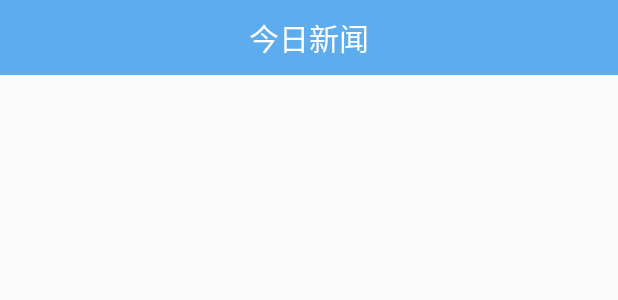
After one commit to zhangpengfei12/NBA-MVC, an Android app: the layout zhihu_daily_layout.xml on its own in the app's theme, with its tools: preview values and no code run, on a phone screen of 412 x 824 dp. The commit adds this screen. Shown: the top 300 px of the screen. Run offline under Robolectric (Android 15) with nearby library versions, the phone set to English and light mode, and no system bars.

Commit message:
完成知乎日报页面

```diff
--- a/app/src/main/AndroidManifest.xml
+++ b/app/src/main/AndroidManifest.xml
@@ -16,6 +16,7 @@
             </intent-filter>
         </activity>
         <activity android:name=".NbaActivity"/>
+        <activity android:name=".ZhihuActivity"/>
     </application>
     <uses-permission   android:name ="android.permission.INTERNET"  />
 
--- a/app/src/main/java/com/example/user/chestbox/MainActivity.java
+++ b/app/src/main/java/com/example/user/chestbox/MainActivity.java
@@ -47,11 +47,11 @@ public class MainActivity extends Activity {
                     case 0:
                         Intent intent = new Intent(MainActivity.this,NbaActivity.class);
                         startActivity(intent);
-                        Toast.makeText(MainActivity.this,"NBA",Toast.LENGTH_SHORT).show();
                         break;
 
                     case 1:
-                        Toast.makeText(MainActivity.this,"尚未实现，没有接口",Toast.LENGTH_SHORT).show();
+                        Intent zhihu_intent = new Intent(MainActivity.this,ZhihuActivity.class);
+                        startActivity(zhihu_intent);
                         break;
 
                     case 2:
@@ -81,7 +81,7 @@ public class MainActivity extends Activity {
         list.add(map);
 
         map = new HashMap<String, Object>();
-        map.put("title","知乎");
+        map.put("title","知乎日报");
         map.put("introduction","与世界分享你的知识、经验和见解");
         map.put("logo",R.drawable.zhihu_logo);
         list.add(map);
--- /dev/null
+++ b/app/src/main/res/layout/zhihu_daily_layout.xml
@@ -0,0 +1,24 @@
+<?xml version="1.0" encoding="utf-8"?>
+<LinearLayout xmlns:android="http://schemas.android.com/apk/res/android"
+    android:layout_width="match_parent"
+    android:layout_height="match_parent"
+    android:orientation="vertical">
+
+    <TextView
+        android:id="@+id/zhihu_msg_title"
+        android:layout_width="match_parent"
+        android:gravity="center"
+        android:layout_height="50dp"
+        android:text="今日新闻"
+        android:textColor="#FFFFFFFF"
+        android:textSize="20sp"
+        android:background="#5CACEE"/>
+
+    <ListView
+        android:id="@+id/zhihu_msg_list"
+        android:layout_width="match_parent"
+        android:layout_height="wrap_content">
+
+    </ListView>
+
+</LinearLayout>
```
Also changed, not shown: app/src/main/java/com/example/user/chestbox/ZhihuActivity.java (added, +185 -0 lines), app/src/main/res/layout/zhuhu_msg_detail.xml (added, +24 -0 lines).
